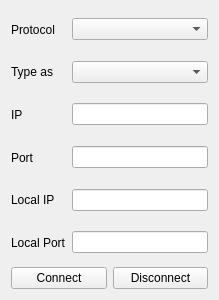
First picture: the form in MotionViewer/holocomm.ui, repository thinkexist1989/MotionViewer, before the edit.
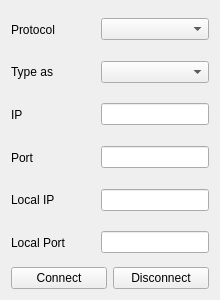
Second picture: the form after the edit. Icons and pictures are not drawn.

What changed in the file:
```diff
--- a/MotionViewer/holocomm.ui
+++ b/MotionViewer/holocomm.ui
@@ -6,16 +6,22 @@
    <rect>
     <x>0</x>
     <y>0</y>
-    <width>219</width>
+    <width>220</width>
     <height>300</height>
    </rect>
   </property>
   <property name="sizePolicy">
-   <sizepolicy hsizetype="Fixed" vsizetype="Preferred">
+   <sizepolicy hsizetype="Minimum" vsizetype="Preferred">
     <horstretch>0</horstretch>
     <verstretch>0</verstretch>
    </sizepolicy>
   </property>
+  <property name="minimumSize">
+   <size>
+    <width>220</width>
+    <height>0</height>
+   </size>
+  </property>
   <property name="windowTitle">
    <string>Form</string>
   </property>
@@ -84,7 +90,7 @@
      <item row="2" column="1">
       <widget class="QLineEdit" name="ldtAddress">
        <property name="sizePolicy">
-        <sizepolicy hsizetype="Expanding" vsizetype="Fixed">
+        <sizepolicy hsizetype="Preferred" vsizetype="Fixed">
          <horstretch>0</horstretch>
          <verstretch>0</verstretch>
         </sizepolicy>
@@ -107,7 +113,7 @@
      <item row="3" column="1">
       <widget class="QLineEdit" name="ldtPort">
        <property name="sizePolicy">
-        <sizepolicy hsizetype="Expanding" vsizetype="Fixed">
+        <sizepolicy hsizetype="Preferred" vsizetype="Fixed">
          <horstretch>0</horstretch>
          <verstretch>0</verstretch>
         </sizepolicy>
@@ -130,7 +136,7 @@
      <item row="4" column="1">
       <widget class="QLineEdit" name="ldtLocalAddress">
        <property name="sizePolicy">
-        <sizepolicy hsizetype="Expanding" vsizetype="Fixed">
+        <sizepolicy hsizetype="Preferred" vsizetype="Fixed">
          <horstretch>0</horstretch>
          <verstretch>0</verstretch>
         </sizepolicy>
@@ -153,7 +159,7 @@
      <item row="5" column="1">
       <widget class="QLineEdit" name="ldtLocalPort">
        <property name="sizePolicy">
-        <sizepolicy hsizetype="Expanding" vsizetype="Fixed">
+        <sizepolicy hsizetype="Preferred" vsizetype="Fixed">
          <horstretch>0</horstretch>
          <verstretch>0</verstretch>
         </sizepolicy>
@@ -184,7 +190,7 @@
      <item>
       <widget class="QPushButton" name="disconnectButton">
        <property name="sizePolicy">
-        <sizepolicy hsizetype="Minimum" vsizetype="Fixed">
+        <sizepolicy hsizetype="Preferred" vsizetype="Fixed">
          <horstretch>0</horstretch>
          <verstretch>0</verstretch>
         </sizepolicy>
```
Left out of the diff: 2 changed lines with no effect on the pictures.
